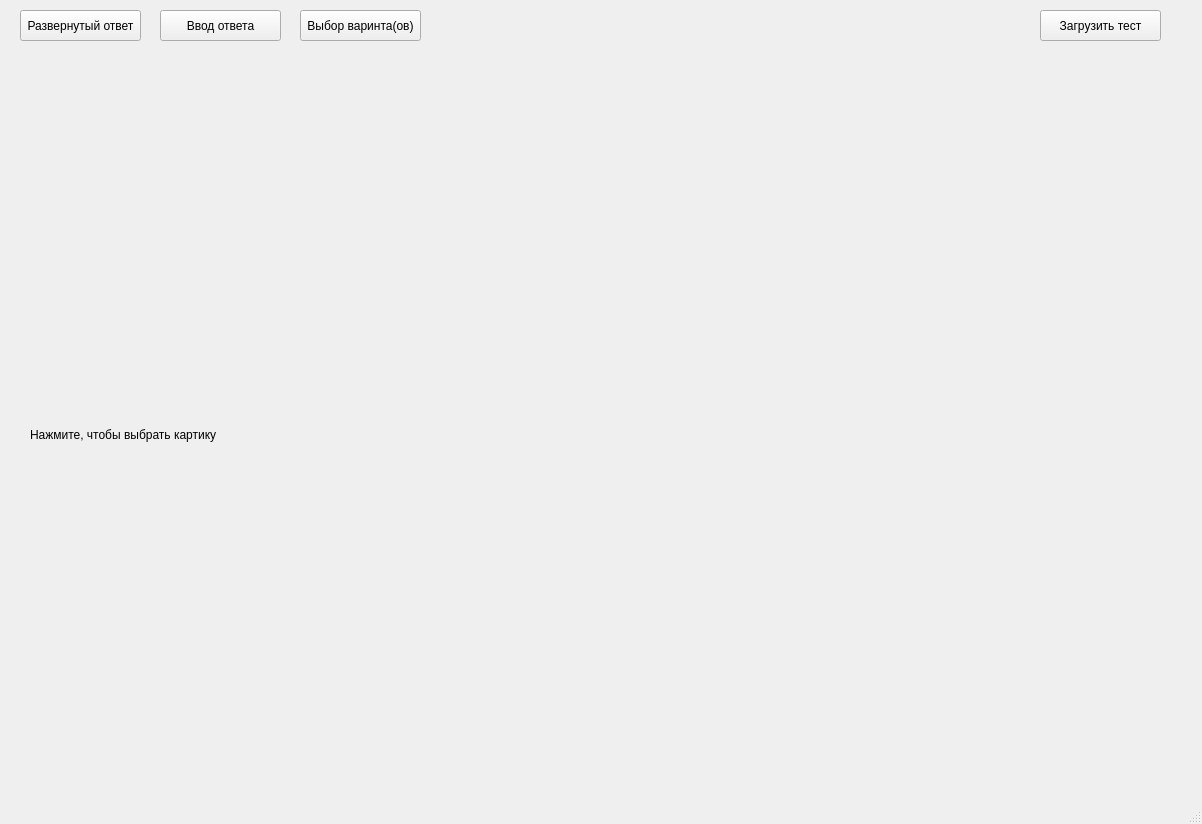
Above: files/creator_files/creator_ui_files/creator_ui1.ui from yymato/MapTest before the change. Below: the same form after it.
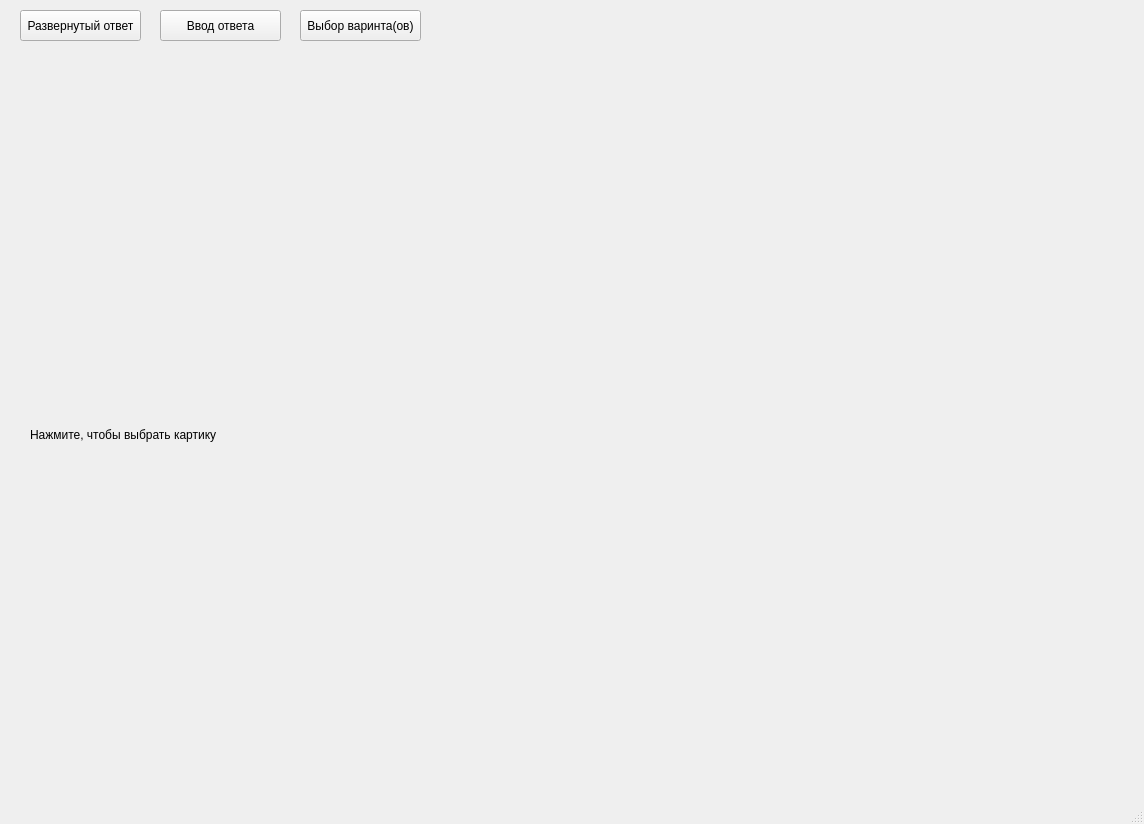
That is the form after the change.

What changed in the file:
```diff
--- a/files/creator_files/creator_ui_files/creator_ui1.ui
+++ b/files/creator_files/creator_ui_files/creator_ui1.ui
@@ -6,7 +6,7 @@
    <rect>
     <x>0</x>
     <y>0</y>
-    <width>1202</width>
+    <width>1144</width>
     <height>824</height>
    </rect>
   </property>
@@ -27,19 +27,6 @@
      <string>Нажмите, чтобы выбрать картику</string>
     </property>
    </widget>
-   <widget class="QPushButton" name="load_test_button">
-    <property name="geometry">
-     <rect>
-      <x>1040</x>
-      <y>10</y>
-      <width>121</width>
-      <height>31</height>
-     </rect>
-    </property>
-    <property name="text">
-     <string>Загрузить тест</string>
-    </property>
-   </widget>
    <widget class="QPushButton" name="updated_question_button">
     <property name="geometry">
      <rect>
```
Left out of the diff: 2 changed lines with no effect on the pictures.
